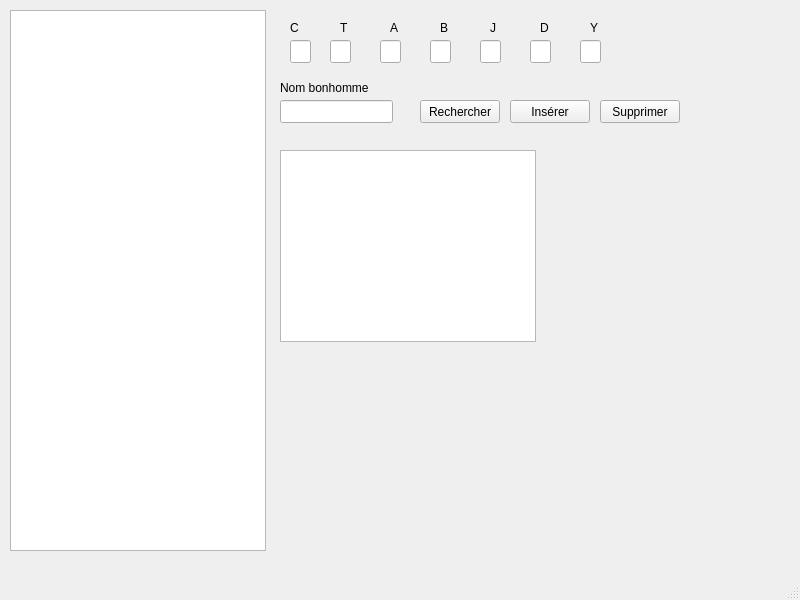
Before: the Qt Designer form mainwindow.ui in tcrasset/pyqt5-simple-search, drawn with Qt 5.
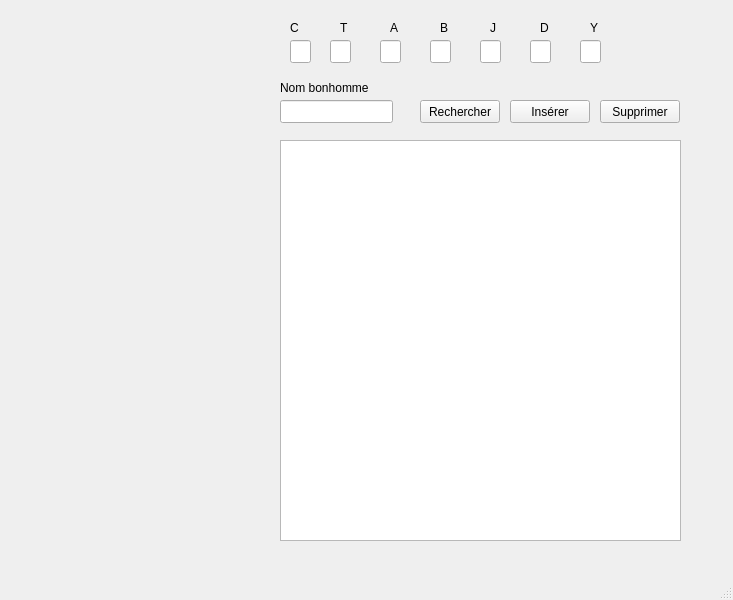
After: the same form once the commit is applied.

Commit message: Finish coding logic of application

The edit to the form file:
```diff
--- a/mainwindow.ui
+++ b/mainwindow.ui
@@ -6,7 +6,7 @@
    <rect>
     <x>0</x>
     <y>0</y>
-    <width>800</width>
+    <width>733</width>
     <height>600</height>
    </rect>
   </property>
@@ -14,16 +14,6 @@
    <string>MainWindow</string>
   </property>
   <widget class="QWidget" name="centralwidget">
-   <widget class="QListView" name="output_list">
-    <property name="geometry">
-     <rect>
-      <x>10</x>
-      <y>10</y>
-      <width>256</width>
-      <height>541</height>
-     </rect>
-    </property>
-   </widget>
    <widget class="QPushButton" name="inserer_button">
     <property name="geometry">
      <rect>
@@ -199,16 +189,6 @@
      <string>Nom bonhomme</string>
     </property>
    </widget>
-   <widget class="QTextBrowser" name="output_box">
-    <property name="geometry">
-     <rect>
-      <x>280</x>
-      <y>150</y>
-      <width>256</width>
-      <height>192</height>
-     </rect>
-    </property>
-   </widget>
    <widget class="QLineEdit" name="corps_text_input">
     <property name="geometry">
      <rect>
@@ -279,6 +259,16 @@
      </rect>
     </property>
    </widget>
+   <widget class="QTextEdit" name="output_field">
+    <property name="geometry">
+     <rect>
+      <x>280</x>
+      <y>140</y>
+      <width>401</width>
+      <height>401</height>
+     </rect>
+    </property>
+   </widget>
   </widget>
   <widget class="QMenuBar" name="menubar">
    <property name="geometry">
```
Left out of the diff: 15 changed lines with no effect on the pictures. The commit also changes 2 other files.
